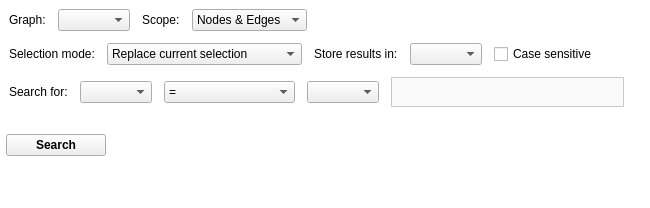
The window that software/talipot/designer/SearchWidget.ui (anlambert/tulip) describes before a commit, drawn with Qt 5.
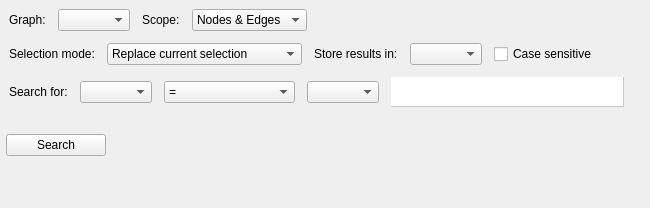
The same window after the commit. Icons and pictures are not drawn. Custom widgets are drawn as their Qt base class.

```diff
--- a/software/talipot/designer/SearchWidget.ui
+++ b/software/talipot/designer/SearchWidget.ui
@@ -19,11 +19,6 @@
   <property name="acceptDrops">
    <bool>true</bool>
   </property>
-  <property name="styleSheet">
-   <string notr="true">.QWidget, QScrollArea, .QFrame {
-background-color: white;
-}</string>
-  </property>
   <layout class="QVBoxLayout" name="verticalLayout">
    <property name="spacing">
     <number>0</number>
@@ -440,14 +435,6 @@
                  <height>30</height>
                 </size>
                </property>
-               <property name="styleSheet">
-                <string notr="true">QTableView {
-background-color: #F9F9F9;
-border: 1px solid #C9C9C9;
-color: black;
-font: 12px;
-}</string>
-               </property>
                <property name="frameShape">
                 <enum>QFrame::NoFrame</enum>
                </property>
@@ -455,13 +442,13 @@
                 <enum>QFrame::Plain</enum>
                </property>
                <property name="lineWidth">
-                <number>0</number>
+                <number>1</number>
                </property>
                <property name="midLineWidth">
-                <number>0</number>
+                <number>1</number>
                </property>
                <property name="showGrid">
-                <bool>false</bool>
+                <bool>true</bool>
                </property>
                <property name="cornerButtonEnabled">
                 <bool>false</bool>
@@ -543,11 +530,6 @@
           <property name="statusTip">
            <string>Execute the search</string>
           </property>
-          <property name="styleSheet">
-           <string notr="true">QPushButton {
-font: bold;
-}</string>
-          </property>
           <property name="text">
            <string>Search</string>
           </property>
```
Left out of the diff: 3 changed lines with no effect on the pictures.
